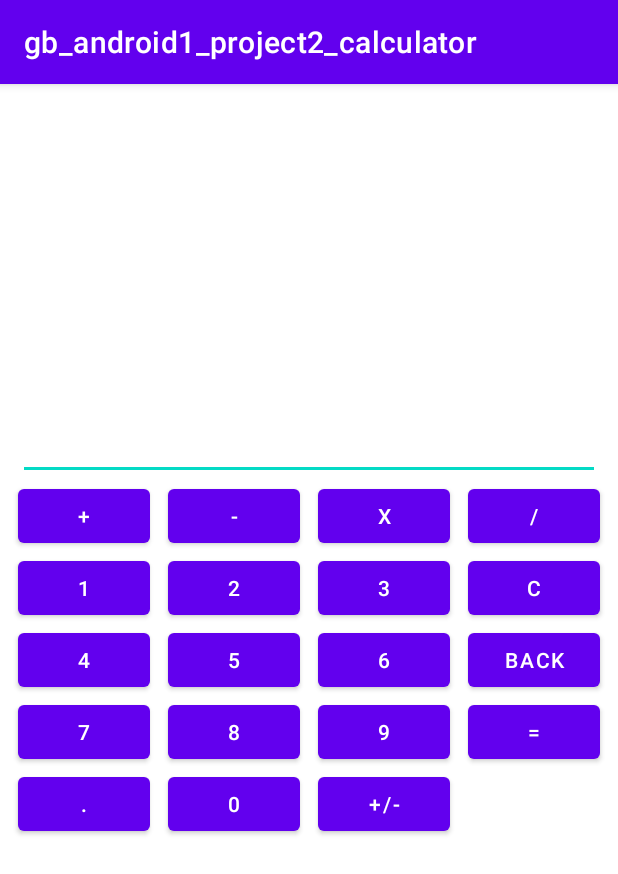
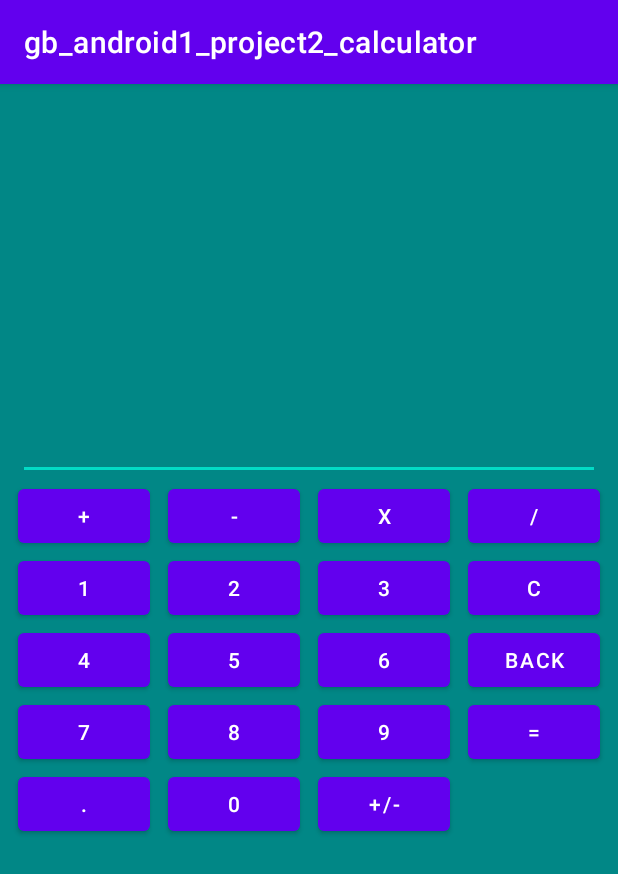
Before and after one commit to bkkn/gb_android1_project2_calculator, an Android app: the screen it shows after launch (MainActivity), on a phone screen of 412 x 824 dp. Shown: the top 874 px of the screen. Run offline under Robolectric (Android 15) with nearby library versions, the phone set to English and light mode, and no system bars.

Commit message:
main layout background color specified

```diff
--- a/app/src/main/res/layout/activity_main.xml
+++ b/app/src/main/res/layout/activity_main.xml
@@ -4,6 +4,7 @@
     xmlns:tools="http://schemas.android.com/tools"
     android:layout_width="match_parent"
     android:layout_height="match_parent"
+    android:background="@color/teal_700"
     tools:context=".MainActivity">
 
     <EditText
```
